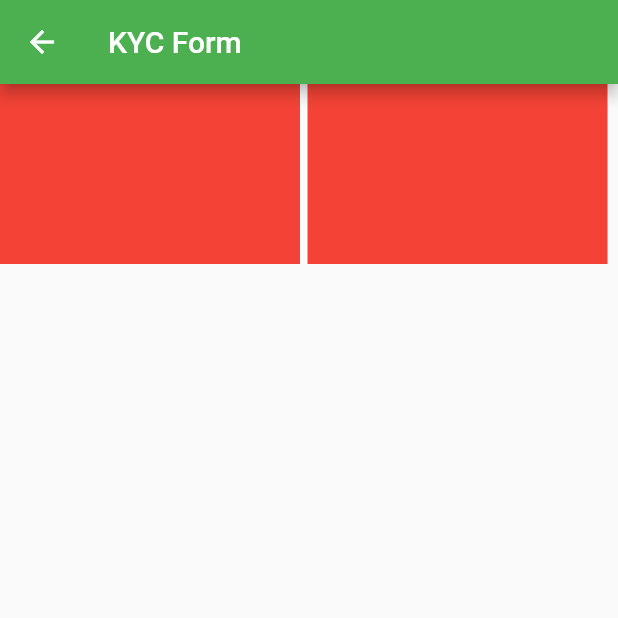
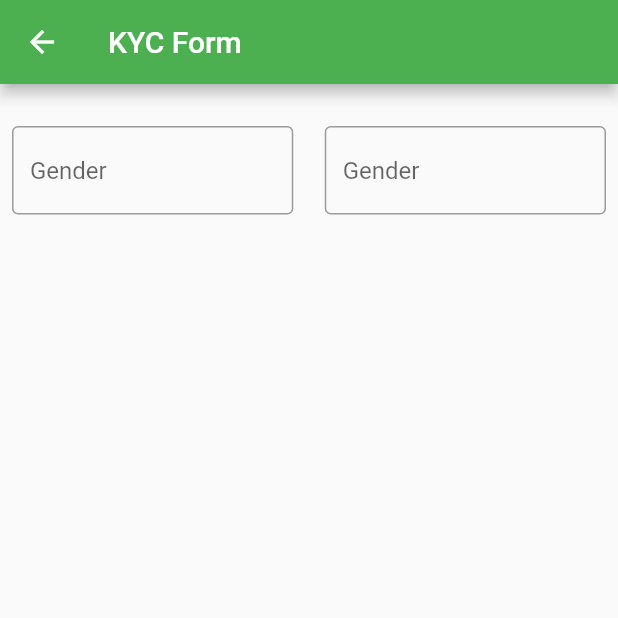
Before and after one commit to vikilinho/lsgnysc, a Flutter app: the PolarisForm screen opened directly, on a phone screen of 412 x 824 dp, the top half of it. Run offline on Flutter 3.47's test engine with Material 2 defaults, Android fonts, the phone set to English and light mode, and no system bars; our stand-ins replace google_fonts.

Commit message:
kyc form

```diff
--- a/lib/pages/polaris_form.dart
+++ b/lib/pages/polaris_form.dart
@@ -17,21 +17,44 @@ class _PolarisFormState extends State<PolarisForm> {
       body: SafeArea(
           child: Column(
         children: [
+          SizedBox(
+            height: 20,
+          ),
           Row(
             children: [
-              Container(
-                height: 120,
-                width: 200,
-                decoration: BoxDecoration(color: Colors.red),
+              Expanded(
+                child: Padding(
+                  padding: const EdgeInsets.all(8.0),
+                  child: Container(
+                    decoration: BoxDecoration(color: Colors.transparent),
+                    child: TextField(
+                      decoration: InputDecoration(
+                          border: OutlineInputBorder(),
+                          alignLabelWithHint: true,
+                          hintText: "Sex",
+                          label: Text("Gender")),
+                    ),
+                  ),
+                ),
               ),
               SizedBox(
                 width: 5,
               ),
-              Container(
-                height: 120,
-                width: 200,
-                decoration: BoxDecoration(color: Colors.red),
-              )
+              Expanded(
+                child: Padding(
+                  padding: const EdgeInsets.all(8.0),
+                  child: Container(
+                    decoration: BoxDecoration(color: Colors.transparent),
+                    child: TextField(
+                      decoration: InputDecoration(
+                          border: OutlineInputBorder(),
+                          alignLabelWithHint: true,
+                          hintText: "Sex",
+                          label: Text("Gender")),
+                    ),
+                  ),
+                ),
+              ),
             ],
           )
         ],
```
